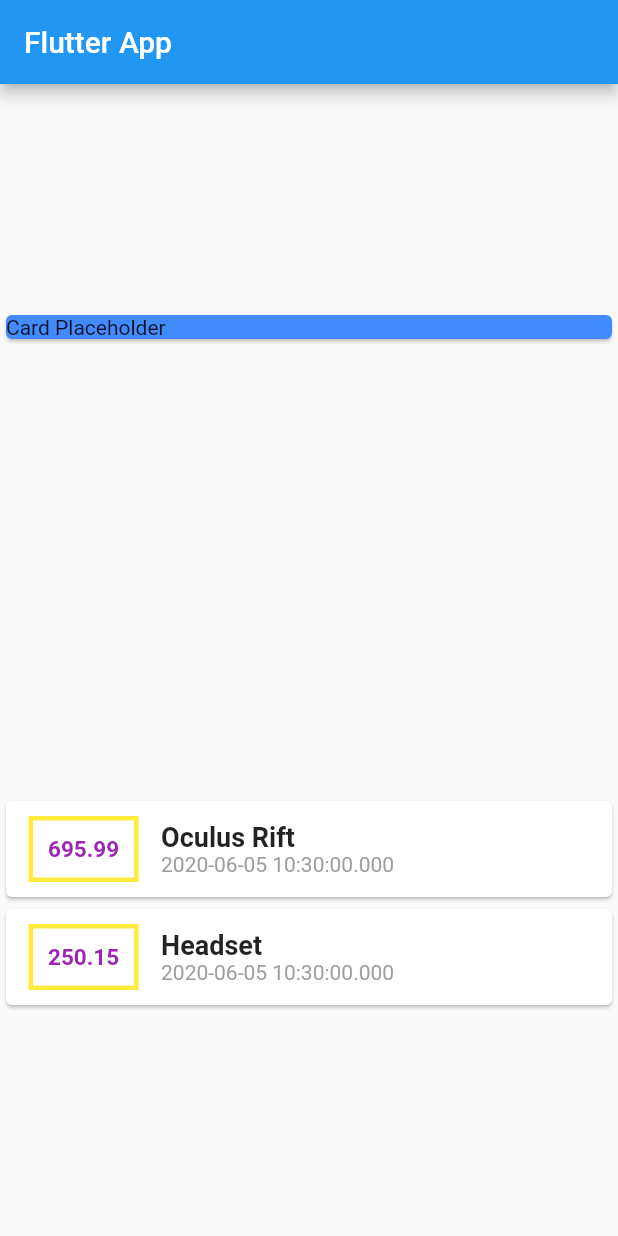
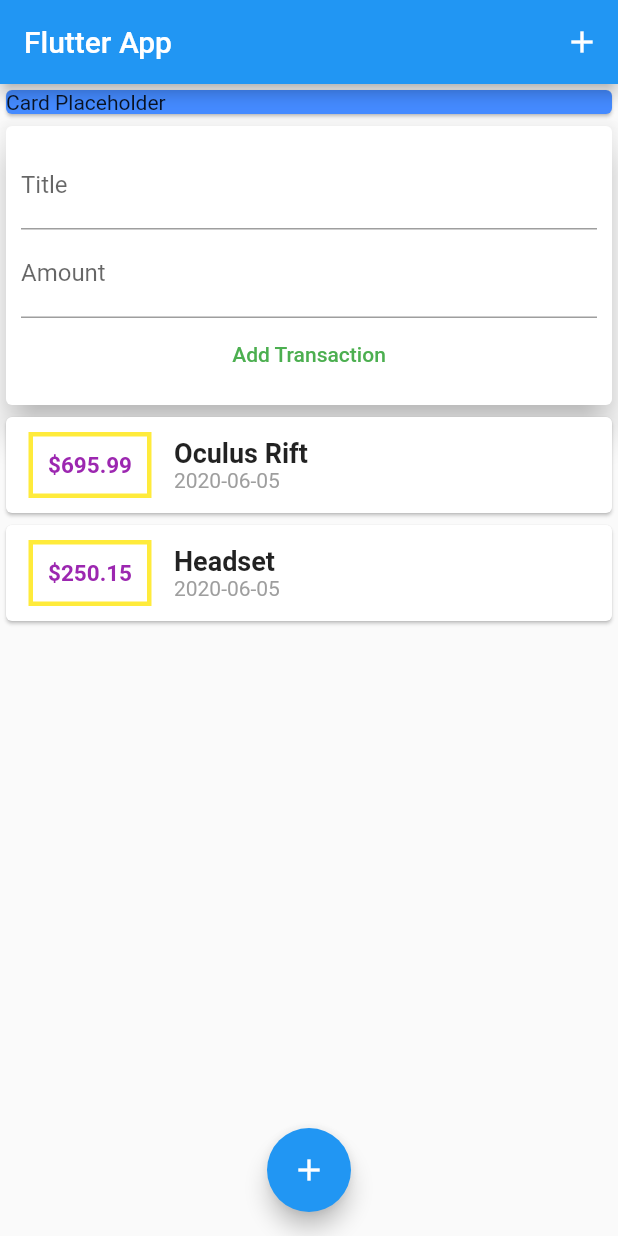
Before and after one commit to cSharpieDart/flutter_transaction_app, a Flutter app: the screen it shows after launch, on a phone screen of 412 x 824 dp. Run offline on Flutter 3.47's test engine with Material 2 defaults, Android fonts, the phone set to English and light mode, and no system bars.

Commit message:
refactored code

```diff
--- a/lib/main.dart
+++ b/lib/main.dart
@@ -1,6 +1,6 @@
+import 'package:expenses_app/widgets/transaction_list.dart';
+import 'package:expenses_app/widgets/user_transactions.dart';
 import 'package:flutter/material.dart';
-
-import './transaction.dart';
 
 void main() {
   runApp(MyApp());
@@ -18,87 +18,42 @@ class MyApp extends StatelessWidget {
 }
 
 class MyHomePage extends StatelessWidget {
-  final List<Transaction> transactions = [
-    Transaction(
-      id: 1,
-      title: 'Oculus Rift',
-      amount: 695.99,
-      date: DateTime.now(),
-    ),
-    Transaction(
-      id: 2,
-      title: 'Headset',
-      amount: 250.15,
-      date: DateTime.now(),
-    ),
-  ];
+  final titleController = TextEditingController();
+  final amountController = TextEditingController();
 
   @override
   Widget build(BuildContext context) {
     return Scaffold(
       appBar: AppBar(
         title: Text("Flutter App"),
+        actions: <Widget>[
+          IconButton(
+            icon: Icon(Icons.add),
+            onPressed: () {},
           ),
-      body: Column(
-        mainAxisAlignment: MainAxisAlignment.spaceAround,
+        ],
+      ),
+      body: SingleChildScrollView(
+        child: Column(
+          mainAxisAlignment: MainAxisAlignment.start,
           crossAxisAlignment: CrossAxisAlignment.stretch,
           children: <Widget>[
             Container(
-            //width: double.infinity,
               child: Card(
                 color: Colors.blueAccent,
                 child: Text("Card Placeholder"),
               ),
             ),
-          Column(
-            children: transactions.map((tx) {
-              return Card(
-                child: Row(
-                  children: <Widget>[
-                    Container(
-                      padding: EdgeInsets.all(10),
-                      margin: EdgeInsets.symmetric(
-                        vertical: 10,
-                        horizontal: 15,
-                      ),
-                      decoration: BoxDecoration(
-                          border: Border.all(
-                        color: Colors.yellow,
-                        width: 3,
-                      )),
-                      child: Text(
-                        tx.amount.toString(),
-                        style: TextStyle(
-                          fontWeight: FontWeight.bold,
-                          fontSize: 15,
-                          color: Colors.purple,
+            UserTransactions(),
+          ],
         ),
       ),
-                    ),
-                    Column(
-                      crossAxisAlignment: CrossAxisAlignment.start,
-                      children: <Widget>[
-                        Text(
-                          tx.title,
-                          style: TextStyle(
-                            fontSize: 18,
-                            fontWeight: FontWeight.bold,
-                          ),
-                        ),
-                        Text(
-                          tx.date.toString(),
-                          style: TextStyle(
-                            color: Colors.grey,
-                          ),
-                        ),
-                      ],
-                    )
-                  ],
-                ),
-              );
-            }).toList(),
-          ),
-        ],
+      floatingActionButtonLocation: FloatingActionButtonLocation.centerFloat,
+      floatingActionButton: FloatingActionButton(
+        child: Icon(Icons.add),
+        onPressed: () {
+
+        },
       ),
     );
   }
--- a/lib/transaction.dart
+++ b/lib/models/transaction.dart
@@ -2,7 +2,7 @@ import 'package:flutter/foundation.dart';
 //add this for the required for variables
 
 class Transaction {
-  final int id;
+  final String id;
   final String title;
   final double amount;
   final DateTime date;
--- /dev/null
+++ b/lib/widgets/new_transaction.dart
@@ -0,0 +1,60 @@
+import 'package:expenses_app/widgets/user_transactions.dart';
+import 'package:flutter/material.dart';
+
+class NewTransaction extends StatelessWidget {
+  final Function addTx;
+
+  final titleController = TextEditingController();
+  final amountController = TextEditingController();
+
+  NewTransaction(this.addTx);
+
+  void submitData() {
+    final enteredTitle = titleController.text;
+    final enteredAmount = double.parse(amountController.text);
+
+    if (enteredTitle.isEmpty || enteredAmount <= 0 ){
+      return;
+    }
+
+    addTx(
+      enteredTitle,
+      enteredAmount,
+    );
+  }
+
+  @override
+  Widget build(BuildContext context) {
+    return Card(
+      elevation: 10,
+      child: Container(
+        padding: EdgeInsets.all(10),
+        child: Column(
+          children: <Widget>[
+            TextField(
+              decoration: InputDecoration(
+                labelText: "Title",
+              ),
+              autofocus: false,
+              controller: titleController,
+              onSubmitted: (_) => submitData(),
+            ),
+            TextField(
+              keyboardType: TextInputType.number,
+              decoration: InputDecoration(
+                labelText: "Amount",
+              ),
+              controller: amountController,
+              onSubmitted: (_) => submitData(),
+            ),
+            FlatButton(
+              onPressed: submitData,
+              child: Text("Add Transaction"),
+              textColor: Colors.green,
+            ),
+          ],
+        ),
+      ),
+    );
+  }
+}
--- /dev/null
+++ b/lib/widgets/transaction_list.dart
@@ -0,0 +1,66 @@
+import 'package:intl/intl.dart';
+import 'package:flutter/material.dart';
+
+import '../models/transaction.dart';
+
+class TransactionList extends StatelessWidget {
+  final List<Transaction> transactions;
+
+  TransactionList(this.transactions);
+
+  @override
+  Widget build(BuildContext context) {
+    return Container(
+      height: 300,
+      child: ListView.builder(
+        itemBuilder: (context, index) {
+          return Card(
+            child: Row(
+              children: <Widget>[
+                Container(
+                  padding: EdgeInsets.all(10),
+                  margin: EdgeInsets.symmetric(
+                    vertical: 10,
+                    horizontal: 15,
+                  ),
+                  decoration: BoxDecoration(
+                      border: Border.all(
+                    color: Colors.yellow,
+                    width: 3,
+                  )),
+                  child: Text(
+                    '\$${transactions[index].amount.toStringAsFixed(2)}',
+                    style: TextStyle(
+                      fontWeight: FontWeight.bold,
+                      fontSize: 15,
+                      color: Colors.purple,
+                    ),
+                  ),
+                ),
+                Column(
+                  crossAxisAlignment: CrossAxisAlignment.start,
+                  children: <Widget>[
+                    Text(
+                      transactions[index].title,
+                      style: TextStyle(
+                        fontSize: 18,
+                        fontWeight: FontWeight.bold,
+                      ),
+                    ),
+                    Text(
+                      DateFormat('yyyy-MM-dd').format(transactions[index].date),
+                      style: TextStyle(
+                        color: Colors.grey,
+                      ),
+                    ),
+                  ],
+                )
+              ],
+            ),
+          );
+        },
+        itemCount: transactions.length,
+      ),
+    );
+  }
+}
--- /dev/null
+++ b/lib/widgets/user_transactions.dart
@@ -0,0 +1,51 @@
+import 'package:expenses_app/models/transaction.dart';
+import 'package:expenses_app/widgets/transaction_list.dart';
+import 'package:flutter/material.dart';
+
+import 'new_transaction.dart';
+
+class UserTransactions extends StatefulWidget {
+  @override
+  _UserTransactionsState createState() => _UserTransactionsState();
+}
+
+class _UserTransactionsState extends State<UserTransactions> {
+  final List<Transaction> _userTransactions = [
+    Transaction(
+      id: '1',
+      title: 'Oculus Rift',
+      amount: 695.99,
+      date: DateTime.now(),
+    ),
+    Transaction(
+      id: '2',
+      title: 'Headset',
+      amount: 250.15,
+      date: DateTime.now(),
+    ),
+  ];
+
+  void _addNewTransaction(String txTitle, double txAmount) {
+    final newTx = Transaction(
+      title: txTitle,
+      amount: txAmount,
+      date: DateTime.now(),
+      id: DateTime.now().toString(),
+    );
+
+  setState(() {
+    _userTransactions.add(newTx);
+  });
+
+  }
+
+  @override
+  Widget build(BuildContext context) {
+    return Column(
+      children: <Widget>[
+        NewTransaction(_addNewTransaction),
+        TransactionList(_userTransactions),
+      ],
+    );
+  }
+}
--- a/pubspec.yaml
+++ b/pubspec.yaml
@@ -23,7 +23,7 @@ environment:
 dependencies:
   flutter:
     sdk: flutter
-
+  intl: ^0.16.1
 
   # The following adds the Cupertino Icons font to your application.
   # Use with the CupertinoIcons class for iOS style icons.
```
Also changed, not shown: pubspec.lock. Lines whose indentation alone changed are shown as unchanged.
